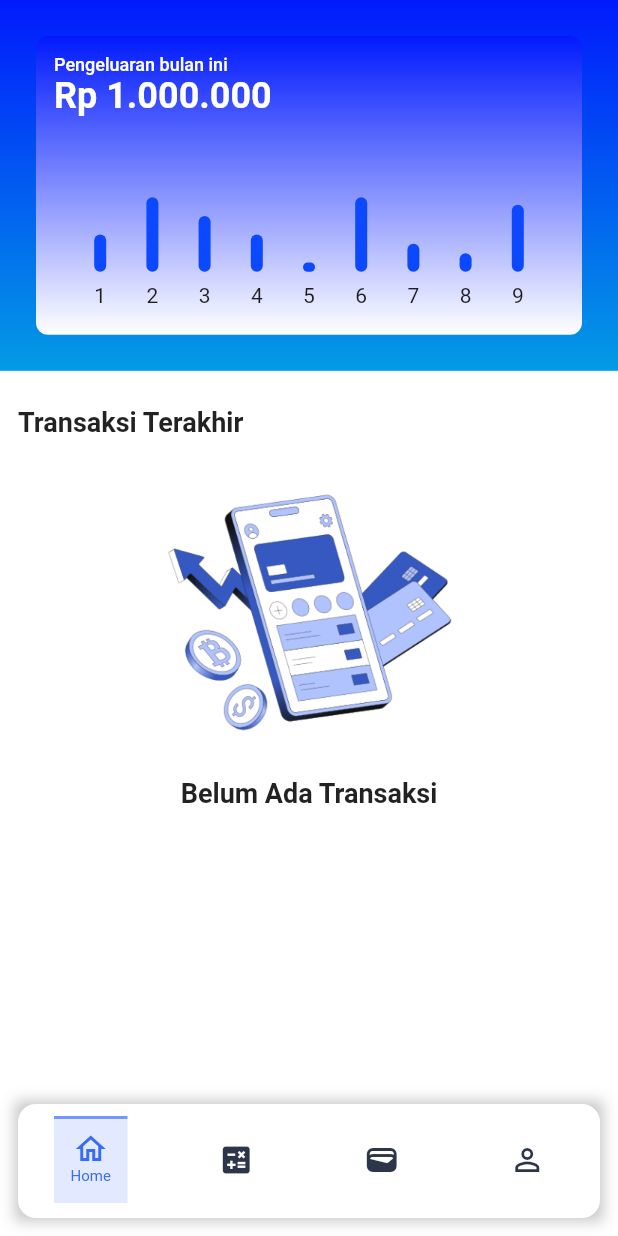
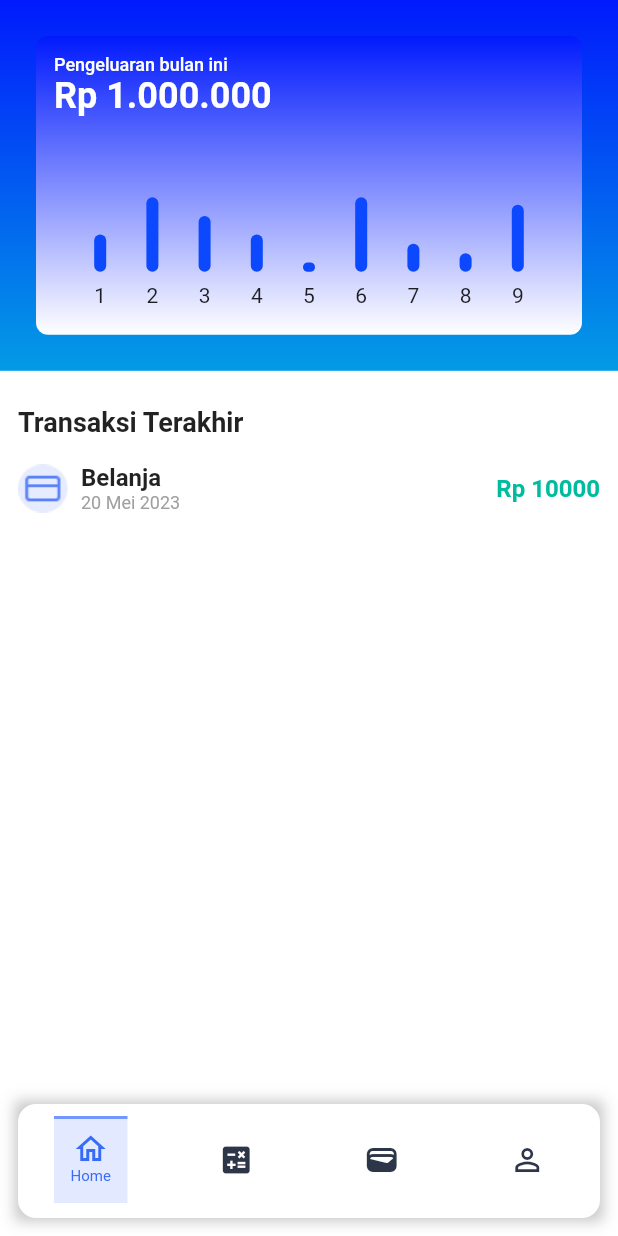
Before and after one commit to adhityabagasmiwa98/flutter-ngirit, a Flutter app: the MainPage screen opened directly, on a phone screen of 412 x 824 dp. Run offline on Flutter 3.47's test engine with Material 2 defaults, Android fonts, the phone set to English and light mode, and no system bars; drawn by our look-alikes of fl_chart; our stand-ins replace firebase_core, firebase_database; accounts and stored records are empty.

Commit message:
feat: add item transaction

```diff
--- a/lib/main.dart
+++ b/lib/main.dart
@@ -5,6 +5,8 @@ import 'package:flutter_ngirit/presentation/pages/form_screen/form_screen_contro
 import 'package:flutter_ngirit/presentation/pages/form_screen/form_screen_page.dart';
 import 'package:flutter_ngirit/presentation/pages/splash_screen/splash_screen_page.dart';
 import 'package:provider/provider.dart';
+
+import 'presentation/pages/onboarding/onboarding_page.dart';
 
 void main() async {
   WidgetsFlutterBinding.ensureInitialized();
@@ -29,7 +31,7 @@ class MyApp extends StatelessWidget {
           colorScheme: ColorScheme.fromSeed(seedColor: colorPrimary),
           useMaterial3: false,
         ),
-        home: const FormScreenPage(),
+        home: const OnboardingPage(),
       ),
     );
   }
--- a/lib/presentation/misc/app_colors.dart
+++ b/lib/presentation/misc/app_colors.dart
@@ -10,6 +10,8 @@ const Color darkBlack = Color.fromRGBO(217, 217, 217, 1);
 
 const Color lightBlack = Color.fromRGBO(2, 3, 3, 1);
 const Color lightBlue = Color.fromRGBO(116, 151, 255, 1);
+const Color lightGray = Color.fromRGBO(159, 159, 159, 1);
+const Color lightGreen = Color.fromRGBO(0, 187, 157, 1);
 
 const Color disabledButton = Color.fromRGBO(159, 159, 159, 1);
 
--- a/lib/presentation/misc/app_sizes.dart
+++ b/lib/presentation/misc/app_sizes.dart
@@ -13,6 +13,7 @@ class AppSize {
   static const text10 = 10.0;
   static const text12 = 12.0;
   static const text18 = 18.0;
+  static const text16 = 16.0;
   static const text24 = 24.0;
   static const text54 = 54.0;
 }
--- a/lib/presentation/misc/app_styles.dart
+++ b/lib/presentation/misc/app_styles.dart
@@ -13,6 +13,7 @@ const TextStyle _textStyleW600 = TextStyle(fontWeight: FontWeight.w500);
 TextStyle textStyleW600S12 = _textStyleW600.copyWith(fontSize: AppSize.text12);
 
 const TextStyle _textStyleW700 = TextStyle(fontWeight: FontWeight.w700);
+TextStyle textStyleW700S16 = _textStyleW700.copyWith(fontSize: AppSize.text16);
 TextStyle textStyleW700S18 = _textStyleW700.copyWith(fontSize: AppSize.text18);
 TextStyle textStyleW700S24 = _textStyleW700.copyWith(fontSize: AppSize.text24);
 TextStyle textStyleW700S54 = _textStyleW700.copyWith(fontSize: AppSize.text54);
--- a/lib/presentation/pages/form_screen/form_screen_page.dart
+++ b/lib/presentation/pages/form_screen/form_screen_page.dart
@@ -1,4 +1,5 @@
 import 'package:flutter/material.dart';
+import 'package:flutter_ngirit/domain/transaction_domain.dart';
 import 'package:flutter_ngirit/presentation/misc/app_strings.dart';
 import 'package:flutter_ngirit/presentation/pages/form_screen/form_screen_controller.dart';
 import 'package:flutter_ngirit/presentation/widgets/common_button.dart';
@@ -11,7 +12,9 @@ import 'package:provider/provider.dart';
 import '../../misc/app_colors.dart';
 
 class FormScreenPage extends StatefulWidget {
-  const FormScreenPage({super.key});
+  FormScreenPage({super.key, this.transaction});
+
+  TransactionDomain? transaction;
 
   @override
   State<FormScreenPage> createState() => _FormScreenPageState();
@@ -114,9 +117,9 @@ class _FormScreenPageState extends State<FormScreenPage> {
                       height: 56,
                       isEnabled: _controller.isBtnEnabled(),
                     ),
-
-                    /* TODO : Will Handle Later */
-                    CommonButton(
+                    Visibility(
+                      visible: widget.transaction != null,
+                      child: CommonButton(
                         text: 'Hapus',
                         textColor: Colors.white,
                         backgroundColor: colorRed,
@@ -135,6 +138,7 @@ class _FormScreenPageState extends State<FormScreenPage> {
                         height: 56,
                         isEnabled: true,
                       ),
+                    ),
                   ],
                 ),
               ],
--- a/lib/presentation/pages/home/home_controller.dart
+++ b/lib/presentation/pages/home/home_controller.dart
@@ -1,4 +1,5 @@
 import 'package:fl_chart/fl_chart.dart';
+import 'package:flutter_ngirit/domain/transaction_domain.dart';
 import 'package:flutter_ngirit/presentation/misc/app_colors.dart';
 
 class HomeController {
@@ -34,6 +35,13 @@ class HomeController {
   ];
 
   // TODO: Create struct for saving data transaction from fireStore
-  List<String> _transactions = [];
-  List<String> get transactions => _transactions;
+  final List<TransactionDomain> _transactions = [
+    TransactionDomain(
+      amount: 10000,
+      category: 'Belanja',
+      date: '20 Mei 2023',
+      notes: 'Aqua galon',
+    ),
+  ];
+  List<TransactionDomain> get transactions => _transactions;
 }
--- a/lib/presentation/pages/home/home_page.dart
+++ b/lib/presentation/pages/home/home_page.dart
@@ -5,6 +5,7 @@ import 'package:flutter_ngirit/presentation/misc/app_sizes.dart';
 import 'package:flutter_ngirit/presentation/misc/app_strings.dart';
 import 'package:flutter_ngirit/presentation/misc/app_styles.dart';
 import 'package:flutter_ngirit/presentation/pages/home/home_controller.dart';
+import 'package:flutter_ngirit/presentation/widgets/item_transaction.dart';
 
 class HomePage extends StatefulWidget {
   const HomePage({super.key});
@@ -112,8 +113,26 @@ class _HomePageState extends State<HomePage> {
                     "Transaksi Terakhir",
                     style: textStyleW700S18,
                   ),
-                  if (_controller.transactions.isEmpty)
-                    Column(
+                  // list transaction
+                  Visibility(
+                    visible: _controller.transactions.isNotEmpty,
+                    child: Container(
+                      height: 500,
+                      padding: const EdgeInsets.only(top: 16),
+                      child: ListView.builder(
+                        itemBuilder: (context, index) {
+                          final transaction = _controller.transactions[index];
+
+                          return ItemTransaction(transaction: transaction);
+                        },
+                        itemCount: _controller.transactions.length,
+                      ),
+                    ),
+                  ),
+                  // empty state
+                  Visibility(
+                    visible: _controller.transactions.isEmpty,
+                    child: Column(
                       children: [
                         Center(
                           child: Image.asset(
@@ -127,7 +146,8 @@ class _HomePageState extends State<HomePage> {
                           style: textStyleW700S18,
                         ),
                       ],
-                    )
+                    ),
+                  ),
                 ],
               ),
             ),
--- a/lib/presentation/pages/main/main_controller.dart
+++ b/lib/presentation/pages/main/main_controller.dart
@@ -15,7 +15,7 @@ class MainController {
   static const TextStyle optionStyle =
       TextStyle(fontSize: 30, fontWeight: FontWeight.bold);
 
-  final List<Widget> bodyView = const <Widget>[
+  final List<Widget> bodyView = <Widget>[
     HomePage(),
     FormScreenPage(),
     Text(
--- /dev/null
+++ b/lib/presentation/widgets/item_transaction.dart
@@ -0,0 +1,48 @@
+import 'package:flutter/material.dart';
+import 'package:flutter_ngirit/domain/transaction_domain.dart';
+
+import '../misc/app_colors.dart';
+import '../misc/app_strings.dart';
+import '../misc/app_styles.dart';
+
+class ItemTransaction extends StatelessWidget {
+  const ItemTransaction({super.key, required this.transaction});
+
+  final TransactionDomain transaction;
+
+  @override
+  Widget build(BuildContext context) {
+    return Row(
+      children: [
+        Image.asset(
+          '${AppStrings.imagePath}img_transaction.png',
+          height: 35,
+          width: 34,
+        ),
+        const SizedBox(width: 8),
+        Column(
+          crossAxisAlignment: CrossAxisAlignment.start,
+          children: [
+            Text(
+              transaction.category,
+              style: textStyleW700S16,
+            ),
+            Text(
+              transaction.date,
+              style: textStyleW400S12.copyWith(
+                color: lightGray,
+              ),
+            ),
+          ],
+        ),
+        const Spacer(),
+        Text(
+          'Rp ${transaction.amount}',
+          style: textStyleW700S16.copyWith(
+            color: lightGreen,
+          ),
+        ),
+      ],
+    );
+  }
+}
```
Also changed, not shown: lib/presentation/assets/images/img_transaction.png (added). Lines whose indentation alone changed are shown as unchanged.
